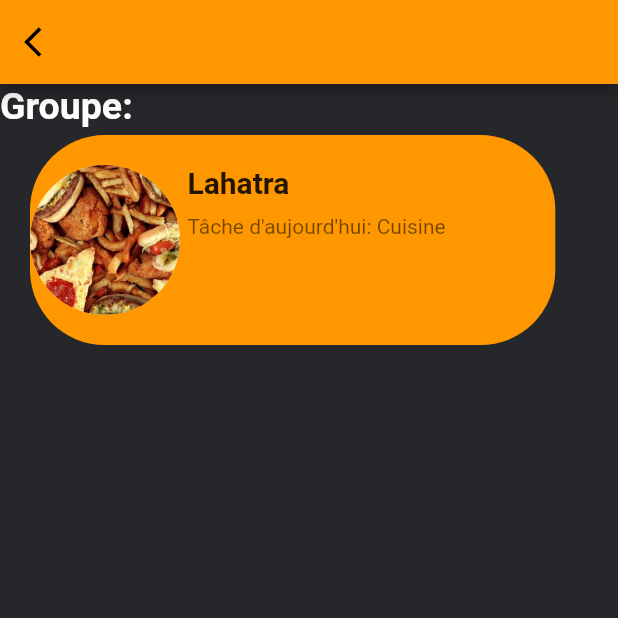
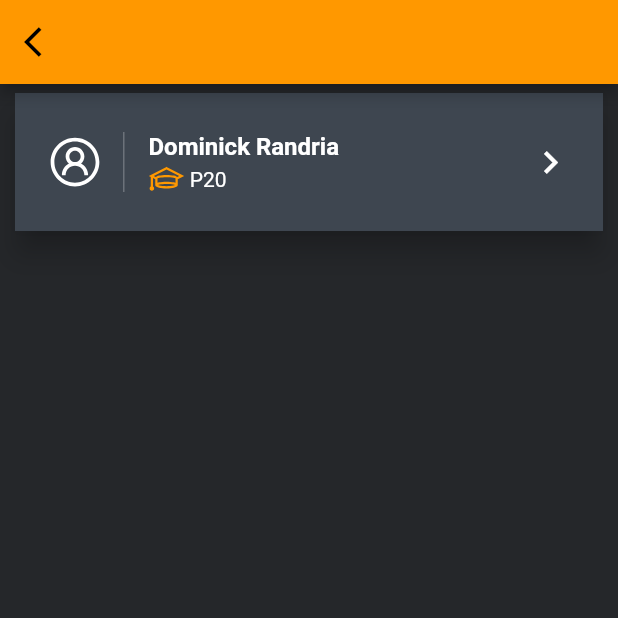
Before and after one commit to iTeam-S/GFS, a Flutter app: the MembreList screen opened by its route, on a phone screen of 412 x 824 dp, the top half of it. Run offline on Flutter 3.47's test engine with Material 2 defaults, Android fonts, the phone set to English and light mode, and no system bars; our stand-ins replace get, line_icons.

Commit message:
membre list card

```diff
--- a/lib/views/membres.dart
+++ b/lib/views/membres.dart
@@ -1,4 +1,5 @@
 import 'package:flutter/material.dart';
+import 'package:line_icons/line_icons.dart';
 
 class MembreList extends StatelessWidget {
   const MembreList({Key? key}) : super(key: key);
@@ -15,55 +16,43 @@ class MembreList extends StatelessWidget {
               mainAxisAlignment: MainAxisAlignment.start,
               crossAxisAlignment: CrossAxisAlignment.start,
               children: [
-            Text(
-              "Groupe:",
-              style: TextStyle(
-                  fontWeight: FontWeight.bold,
-                  fontSize: 25,
-                  color: Colors.white),
-            ),
-            Container(
-                width: MediaQuery.of(context).size.width * 0.85,
-                height: MediaQuery.of(context).size.height * 0.17,
-                margin: EdgeInsets.only(left: 20, top: 5),
-                decoration: BoxDecoration(
-                    color: Colors.orange,
-                    borderRadius: BorderRadius.circular(50)),
-                child: Row(
-                  children: [
-                    CircleAvatar(
-                      backgroundImage: AssetImage("assets/images/food2.png"),
-                      radius: 50,
-                    ),
-                    Container(
-                      padding: EdgeInsets.only(top: 20.0, left: 5),
-                      child: Column(
-                        crossAxisAlignment: CrossAxisAlignment.start,
+            Card(
+                elevation: 8.0,
+                margin:
+                    new EdgeInsets.symmetric(horizontal: 10.0, vertical: 6.0),
+                child: Container(
+                  decoration: BoxDecoration(color: Color(0xFF3E4650)),
+                  child: ListTile(
+                      contentPadding: EdgeInsets.symmetric(
+                          horizontal: 20.0, vertical: 10.0),
+                      leading: Container(
+                        padding: EdgeInsets.only(right: 12.0),
+                        decoration: new BoxDecoration(
+                            border: new Border(
+                                right: new BorderSide(
+                                    width: 1.0, color: Colors.white24))),
+                        child: Icon(
+                          LineIcons.userCircle,
+                          color: Colors.white,
+                          size: 40,
+                        ),
+                      ),
+                      title: Text(
+                        "Dominick Randria",
+                        style: TextStyle(
+                            color: Colors.white, fontWeight: FontWeight.bold),
+                      ),
+                      // subtitle: Text("Intermediate", style: TextStyle(color: Colors.white)),
+
+                      subtitle: Row(
                         children: <Widget>[
-                          Text(
-                            "Lahatra",
-                            style: TextStyle(
-                              fontSize: 20.0,
-                              fontWeight: FontWeight.w700,
-                            ),
-                          ),
-                          Padding(
-                            padding: const EdgeInsets.only(top: 10.0),
-                            child: Text(
-                              "Tâche d'aujourd'hui: Cuisine",
-                              overflow: TextOverflow.fade,
-                              style: TextStyle(
-                                fontSize: 14.0,
-                                color: Colors.black54,
-                                fontWeight: FontWeight.w400,
-                              ),
-                            ),
-                          )
+                          Icon(LineIcons.graduationCap, color: Colors.orange),
+                          Text(" P20", style: TextStyle(color: Colors.white))
                         ],
                       ),
-                    )
-                  ],
-                )),
+                      trailing: Icon(Icons.keyboard_arrow_right,
+                          color: Colors.white, size: 30.0)),
+                ))
           ])),
     );
   }
--- a/lib/views/widgets/drawer.dart
+++ b/lib/views/widgets/drawer.dart
@@ -93,7 +93,9 @@ class AppDrawer extends StatelessWidget {
                       ),
                     ),
                     ListTile(
-                      onTap: () {},
+                      onTap: () {
+                        Get.toNamed('/membre');
+                      },
                       title: Text("Membres"),
                       leading: CircleAvatar(
                         backgroundColor: Colors.blue,
```
